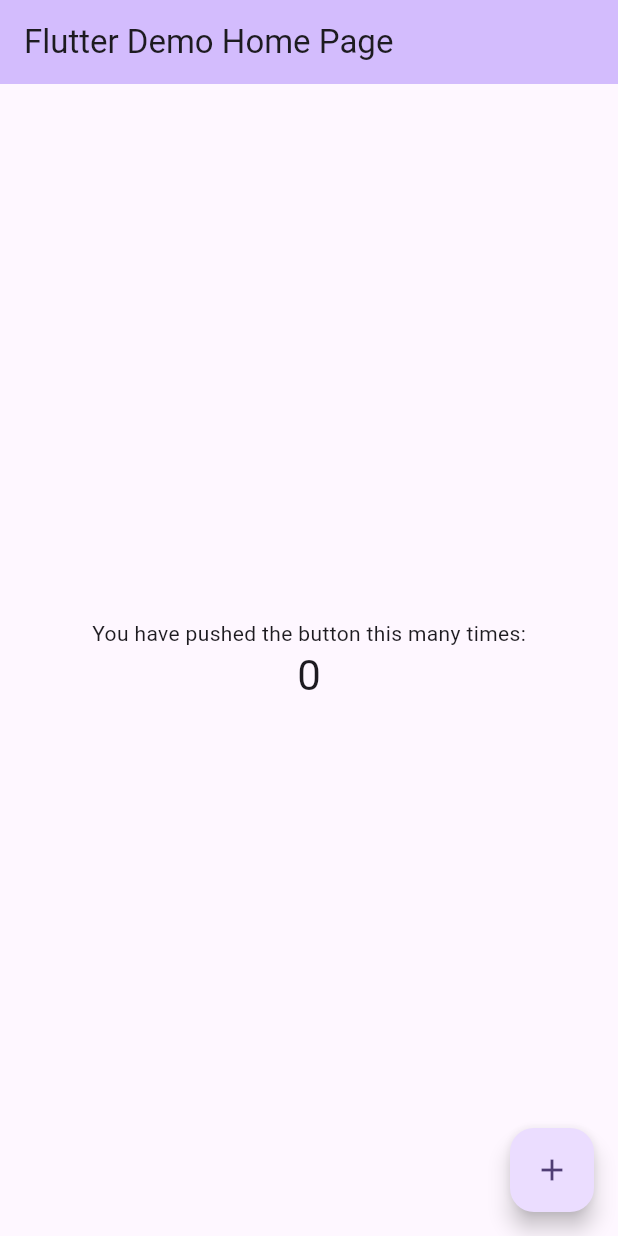
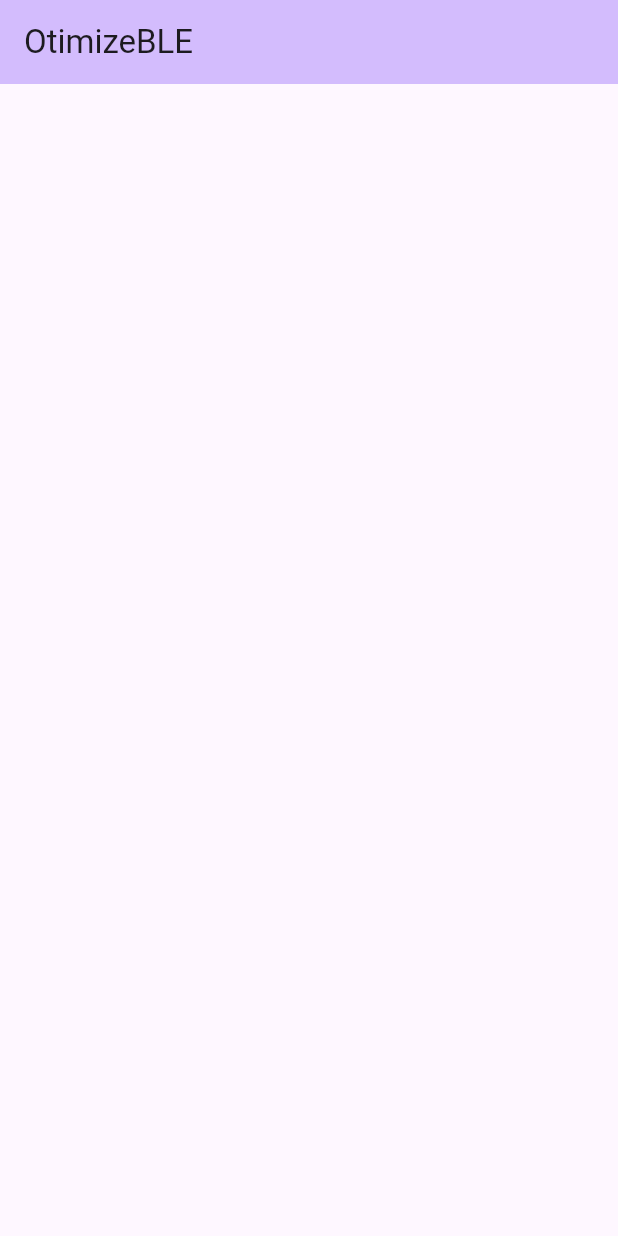
Before and after one commit to HicaroD/OtimizeBLE, a Flutter app: the screen it shows after launch, on a phone screen of 412 x 824 dp. Run offline on Flutter 3.47's test engine with Material 2 defaults, Android fonts, the phone set to English and light mode, and no system bars.

Commit message:
chore: setting up main file

```diff
--- a/lib/main.dart
+++ b/lib/main.dart
@@ -10,12 +10,12 @@
   @override
   Widget build(BuildContext context) {
     return MaterialApp(
-      title: 'Flutter Demo',
+      title: 'OtimizeBLE',
       theme: ThemeData(
         colorScheme: ColorScheme.fromSeed(seedColor: Colors.deepPurple),
         useMaterial3: true,
       ),
-      home: const MyHomePage(title: 'Flutter Demo Home Page'),
+      home: const MyHomePage(title: 'OtimizeBLE'),
     );
   }
 }
@@ -30,14 +30,6 @@
 }
 
 class _MyHomePageState extends State<MyHomePage> {
-  int _counter = 0;
-
-  void _incrementCounter() {
-    setState(() {
-      _counter++;
-    });
-  }
-
   @override
   Widget build(BuildContext context) {
     return Scaffold(
@@ -45,24 +37,14 @@
         backgroundColor: Theme.of(context).colorScheme.inversePrimary,
         title: Text(widget.title),
       ),
-      body: Center(
+      body: const Center(
         child: Column(
           mainAxisAlignment: MainAxisAlignment.center,
           children: <Widget>[
-            const Text(
-              'You have pushed the button this many times:',
-            ),
-            Text(
-              '$_counter',
-              style: Theme.of(context).textTheme.headlineMedium,
-            ),
+            // TODO: implement interaction buttons
+            // TODO: implement list of devices to connect
           ],
         ),
-      ),
-      floatingActionButton: FloatingActionButton(
-        onPressed: _incrementCounter,
-        tooltip: 'Increment',
-        child: const Icon(Icons.add),
       ),
     );
   }
```
